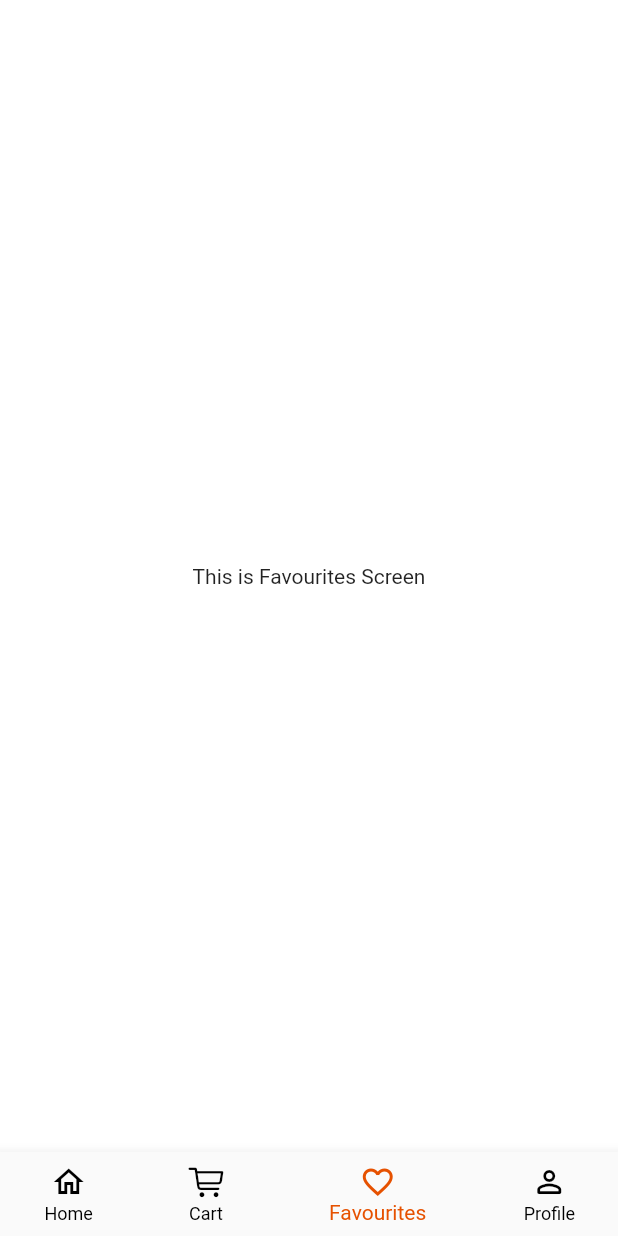
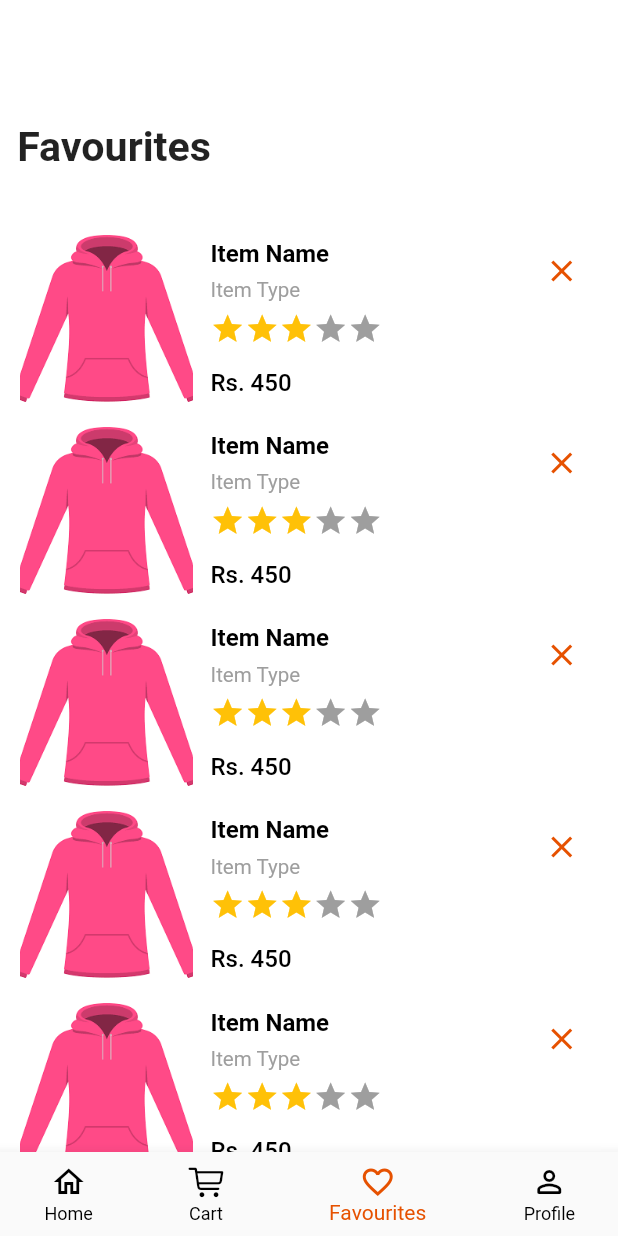
Before and after one commit to Mubashir-Saeed1/al_shams, a Flutter app: the NavigationScreen screen opened directly, item 3 of the bottom bar chosen, on a phone screen of 412 x 824 dp. Run offline on Flutter 3.47's test engine with Material 2 defaults, Android fonts, the phone set to English and light mode, and no system bars; drawn by our look-alikes of flutter_rating_bar; our stand-ins replace flutter_screenutil, get.

Commit message:
Cart and Favourites Screen Completed

```diff
--- a/lib/utils/custom_widgets/al_product.dart
+++ b/lib/utils/custom_widgets/al_product.dart
@@ -6,13 +6,15 @@ import 'package:flutter_screenutil/flutter_screenutil.dart';
 import 'package:get/get.dart';
 
 class AlProduct extends StatelessWidget {
+  final bool isFavourite;
+  AlProduct({this.isFavourite = false});
   final _generalController = Get.find<GeneralController>();
   @override
   Widget build(BuildContext context) {
     return Container(
-              height: Get.height * 0.16,
+      height: Get.height * 0.14,
       width: Get.width,
-              margin: EdgeInsets.symmetric(vertical: 4.h),
+      margin: EdgeInsets.symmetric(vertical: 3.h),
       decoration: BoxDecoration(
           color: AlColors.textFieldColor,
           borderRadius: BorderRadius.circular(10.r)),
@@ -21,8 +23,8 @@ class AlProduct extends StatelessWidget {
         children: [
           Image.asset(
             'assets/images/clothes_placeholder.png',
-                    height: Get.height * 0.16,
-                    width: Get.height * 0.16,
+            height: Get.height * 0.14,
+            width: Get.height * 0.14,
             fit: BoxFit.cover,
           ),
           SizedBox(width: 10.w),
@@ -37,8 +39,8 @@ class AlProduct extends StatelessWidget {
                       color: AlColors.textColor)),
               Text(
                 'Item Type',
-                        style: TextStyle(
-                            fontSize: 12.sp, color: AlColors.subtitleColor),
+                style:
+                    TextStyle(fontSize: 12.sp, color: AlColors.subtitleColor),
               ),
               RatingBarIndicator(
                 rating: 3,
@@ -60,16 +62,34 @@ class AlProduct extends StatelessWidget {
             ],
           ),
           Spacer(),
-                  Align(
+          Visibility(
+            visible: !isFavourite,
+            child: Align(
               alignment: Alignment.bottomRight,
               child: IconButton(
                   onPressed: () {
                     _generalController.isFav.value =
                         !_generalController.isFav.value;
                   },
-                        icon: Obx(() => Icon(_generalController.isFav.value
+                  icon: Obx(() => Icon(
+                        _generalController.isFav.value
                             ? Icons.favorite
-                            : Icons.favorite_border, color: AlColors.buttonColor,))),
+                            : Icons.favorite_border,
+                        color: AlColors.buttonColor,
+                      ))),
+            ),
+          ),
+          Visibility(
+            visible: isFavourite,
+            child: Align(
+              alignment: Alignment.topRight,
+              child: IconButton(
+                  onPressed: () {
+                  },
+                  icon: Icon(Icons.close,
+                        color: AlColors.buttonColor,
+                      )),
+            ),
           )
         ],
       ),
--- a/lib/views/favourites_screen.dart
+++ b/lib/views/favourites_screen.dart
@@ -1,8 +1,37 @@
+import 'package:al_shams/utils/custom_widgets/al_product.dart';
+import 'package:al_shams/utils/title_text_style.dart';
 import 'package:flutter/material.dart';
+import 'package:flutter_screenutil/flutter_screenutil.dart';
 
 class FavouritesScreen extends StatelessWidget {
   @override
   Widget build(BuildContext context) {
-    return Center(child: Text('This is Favourites Screen'),);
+    return Column(
+      children: [
+        alTitleText('Favourites'),
+        SizedBox(
+          height: 10.h,
+        ),
+        Expanded(
+            child: ListView(
+          padding: EdgeInsets.symmetric(horizontal: 10.w, vertical: 6.h),
+          children: [
+            AlProduct(isFavourite: true),
+            AlProduct(isFavourite: true),
+            AlProduct(isFavourite: true),
+            AlProduct(isFavourite: true),
+            AlProduct(isFavourite: true),
+            AlProduct(isFavourite: true),
+            AlProduct(isFavourite: true),
+            AlProduct(isFavourite: true),
+            AlProduct(isFavourite: true),
+            AlProduct(isFavourite: true),
+            AlProduct(isFavourite: true),
+            AlProduct(isFavourite: true),
+            AlProduct(isFavourite: true),
+          ],
+        ))
+      ],
+    );
   }
 }
```
Also changed, not shown: lib/utils/custom_widgets/al_cart_item.dart (added, +111 -0 lines), lib/views/cart_screen.dart (+55 -1 lines). Lines whose indentation alone changed are shown as unchanged.
